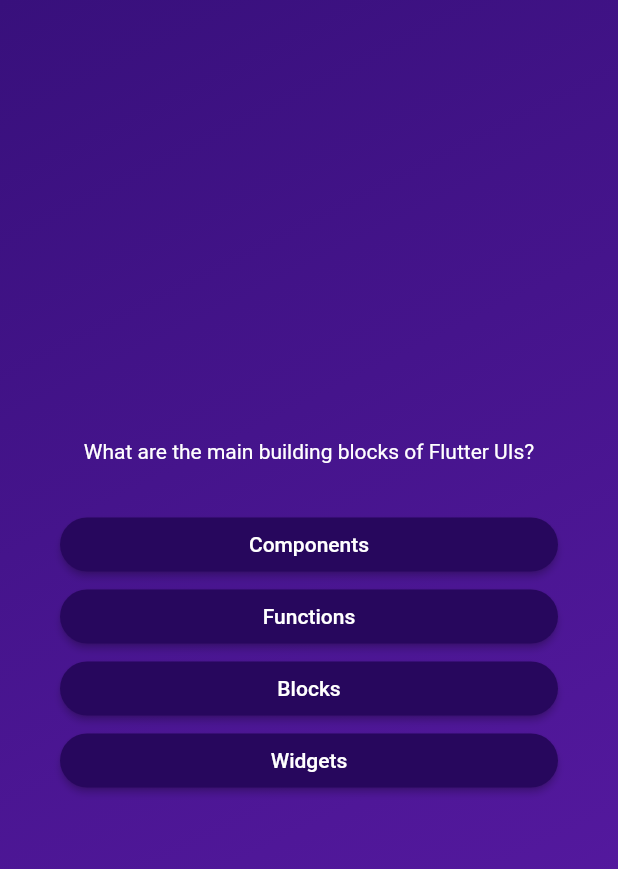
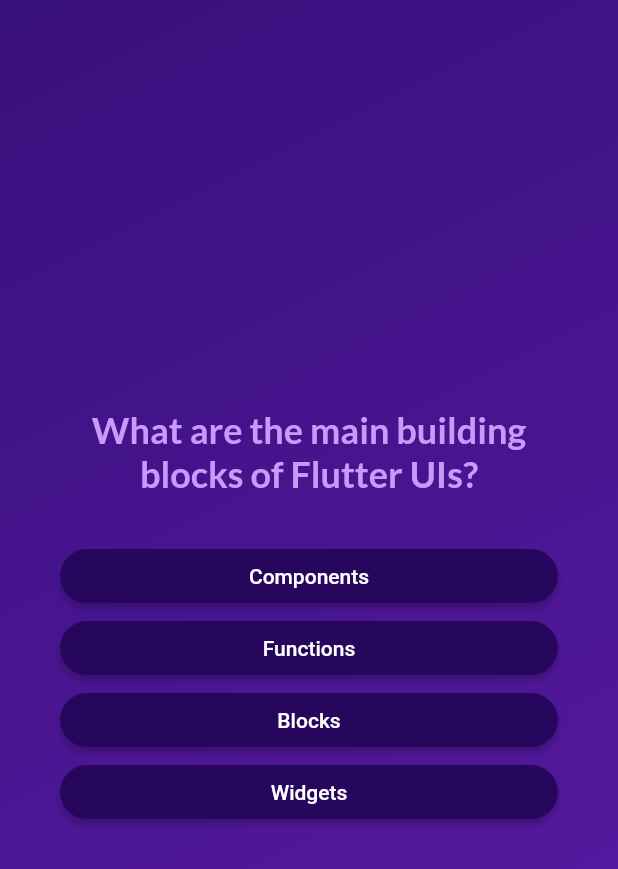
Before and after one commit to Morvalbrock/quizappprojects, a Flutter app: the screen it shows after launch, after a tap on "Start Quiz", on a phone screen of 412 x 824 dp. Shown: the top 869 px of the screen. Run offline on Flutter 3.47's test engine with Material 2 defaults, Android fonts, the phone set to English and light mode, and no system bars; our stand-ins replace google_fonts.

Commit message:
fonts change in questions

```diff
--- a/lib/answer_button.dart
+++ b/lib/answer_button.dart
@@ -22,6 +22,7 @@
       ),
       child: Text(
         answerText,
+        textAlign: TextAlign.center,
       ),
     );
   }
--- a/lib/questionscreen.dart
+++ b/lib/questionscreen.dart
@@ -1,6 +1,7 @@
 import 'package:flutter/material.dart';
 import 'package:quizappproject2/answer_button.dart';
 import 'package:quizappproject2/models/data/questions.dart';
+import 'package:google_fonts/google_fonts.dart';
 
 class QuestionScreen extends StatefulWidget {
   const QuestionScreen({super.key});
@@ -31,7 +32,11 @@
           children: [
             Text(
               currentQuestions.text,
-              style: const TextStyle(color: Colors.white),
+              style: GoogleFonts.lato(
+                color: const Color.fromARGB(255, 201, 153, 251),
+                fontSize: 24.0,
+                fontWeight: FontWeight.bold,
+              ),
               textAlign: TextAlign.center,
             ),
             const SizedBox(
--- a/lib/startscreen.dart
+++ b/lib/startscreen.dart
@@ -1,4 +1,5 @@
 import 'package:flutter/material.dart';
+import 'package:google_fonts/google_fonts.dart';
 import 'package:quizappproject2/quizscreen.dart';
 import 'package:quizappproject2/questionscreen.dart';
 
@@ -19,9 +20,9 @@
           const SizedBox(
             height: 80.0,
           ),
-          const Text(
+          Text(
             "Learn flutter the fun way !!!",
-            style: TextStyle(fontSize: 20.0, color: Colors.white),
+            style: GoogleFonts.lato(fontSize: 20.0, color: Colors.white),
           ),
           const SizedBox(
             height: 30.0,
--- a/pubspec.yaml
+++ b/pubspec.yaml
@@ -35,6 +35,8 @@
   # The following adds the Cupertino Icons font to your application.
   # Use with the CupertinoIcons class for iOS style icons.
   cupertino_icons: ^1.0.2
+  google_fonts: ^5.1.0
+
 
 dev_dependencies:
   flutter_test:
```
Also changed, not shown: pubspec.lock, 1 other file.
